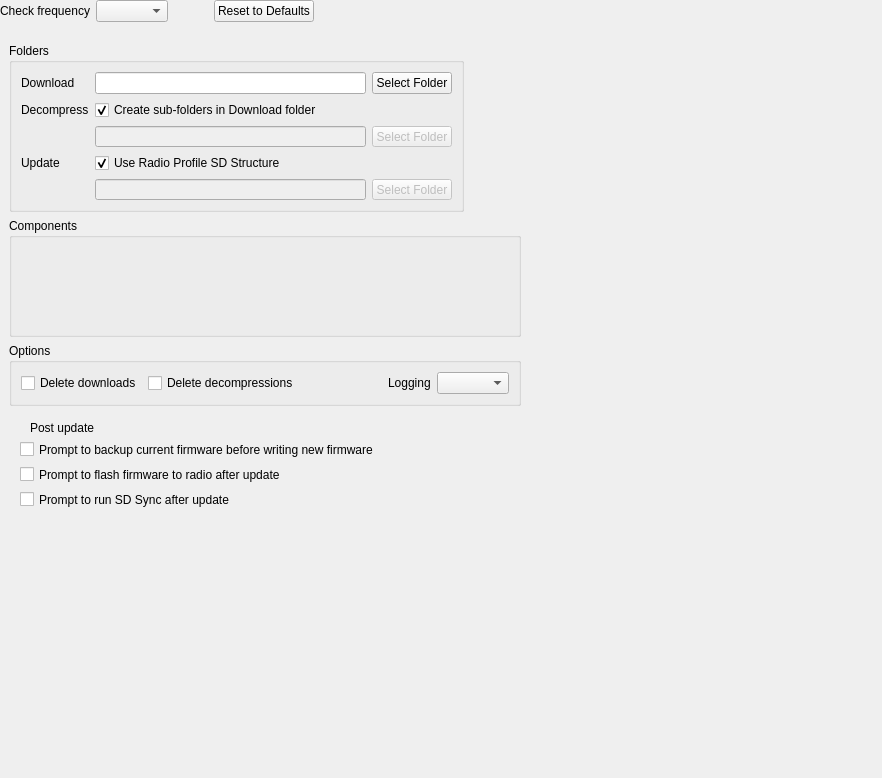
The window that companion/src/prefsedit/prefs_update.ui (BelixRogner/edgetx) describes before a commit, drawn with Qt 5.
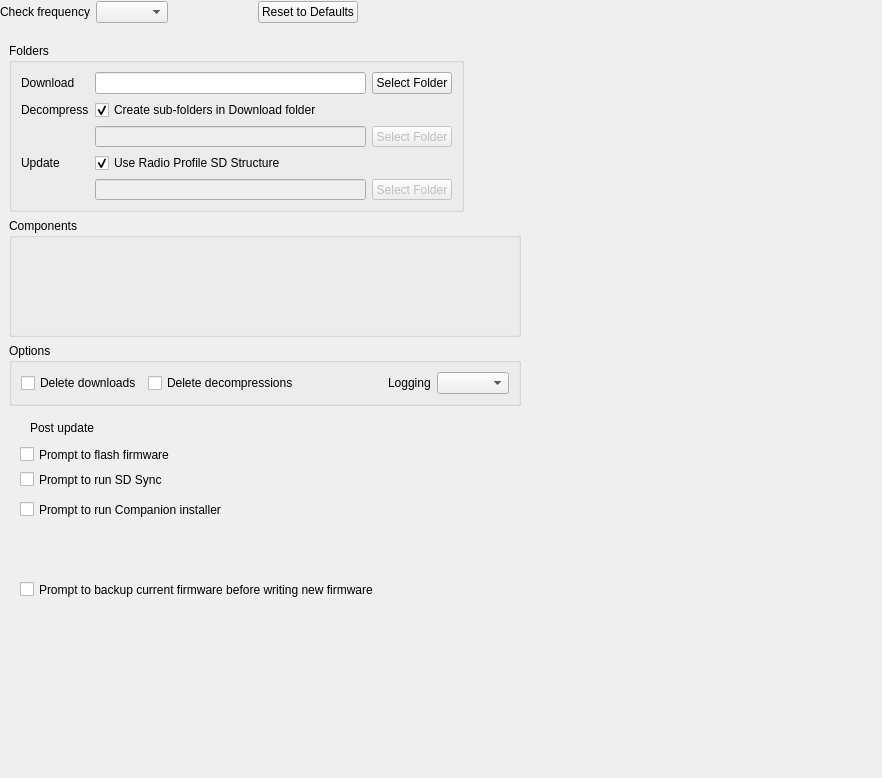
The same window after the commit.

Commit message: Add this refs and flashing options

Diff of the .ui file:
```diff
--- a/companion/src/prefsedit/prefs_update.ui
+++ b/companion/src/prefsedit/prefs_update.ui
@@ -192,7 +192,7 @@
    <property name="geometry">
     <rect>
      <x>20</x>
-     <y>440</y>
+     <y>580</y>
      <width>461</width>
      <height>19</height>
     </rect>
@@ -214,7 +214,7 @@
    <property name="geometry">
     <rect>
      <x>20</x>
-     <y>465</y>
+     <y>445</y>
      <width>441</width>
      <height>19</height>
     </rect>
@@ -226,20 +226,20 @@
     </sizepolicy>
    </property>
    <property name="text">
-    <string>Prompt to flash firmware to radio after update</string>
+    <string>Prompt to flash firmware</string>
    </property>
   </widget>
   <widget class="QCheckBox" name="chkPromptSDSync_2">
    <property name="geometry">
     <rect>
      <x>20</x>
-     <y>490</y>
+     <y>470</y>
      <width>239</width>
      <height>19</height>
     </rect>
    </property>
    <property name="text">
-    <string>Prompt to run SD Sync after update</string>
+    <string>Prompt to run SD Sync</string>
    </property>
   </widget>
   <widget class="QLabel" name="label">
@@ -255,7 +255,15 @@
     <string>Post update</string>
    </property>
   </widget>
-  <widget class="QWidget" name="">
+  <widget class="QWidget" name="layoutWidget">
+   <property name="geometry">
+    <rect>
+     <x>0</x>
+     <y>0</y>
+     <width>358</width>
+     <height>24</height>
+    </rect>
+   </property>
    <layout class="QHBoxLayout" name="horizontalLayout">
     <item>
      <widget class="QLabel" name="lblCheckFreq">
@@ -289,6 +297,19 @@
     </item>
    </layout>
   </widget>
+  <widget class="QCheckBox" name="chkPromptInstall">
+   <property name="geometry">
+    <rect>
+     <x>20</x>
+     <y>500</y>
+     <width>341</width>
+     <height>19</height>
+    </rect>
+   </property>
+   <property name="text">
+    <string>Prompt to run Companion installer</string>
+   </property>
+  </widget>
  </widget>
  <resources/>
  <connections/>
```
The commit also changes 2 other files.
